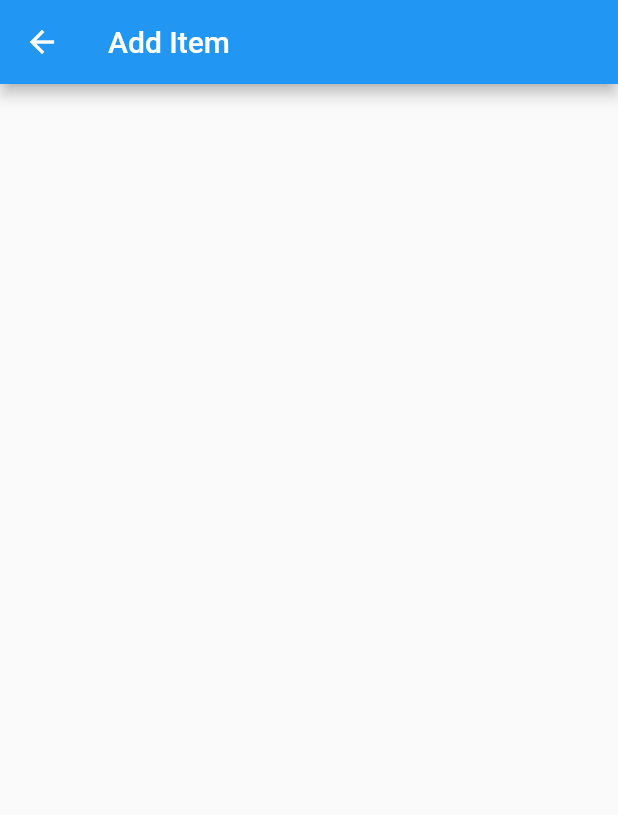
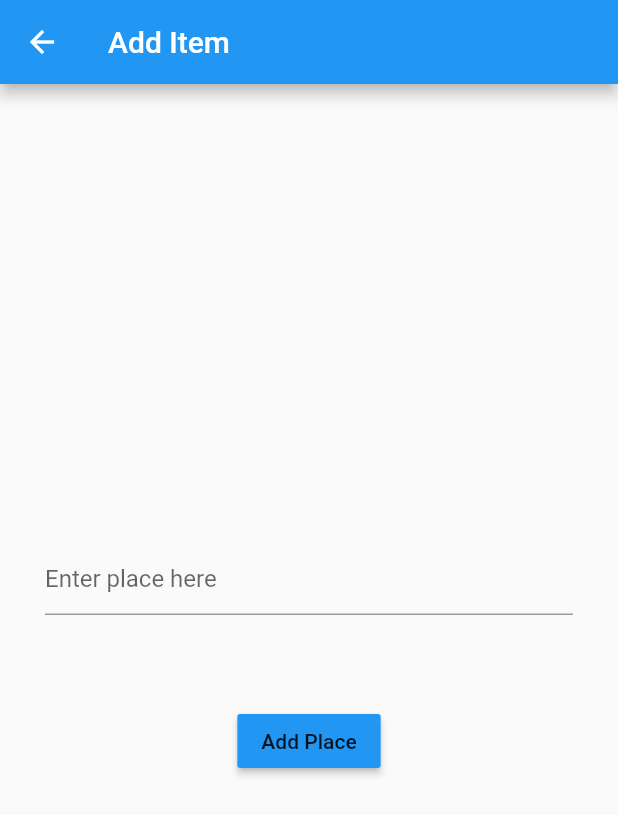
Before and after one commit to ninjawarrior1337/meal_randomizer, a Flutter app: the addPage screen opened by its route, on a phone screen of 412 x 824 dp. Shown: the top 815 px of the screen. Run offline on Flutter 3.47's test engine with Material 2 defaults, Android fonts, the phone set to English and light mode, and no system bars; our stand-ins replace shared_preferences; accounts and stored records are empty.

Commit message:
Added the ability to add more places and reset them

```diff
--- a/lib/main.dart
+++ b/lib/main.dart
@@ -28,7 +28,7 @@ class _MyApp extends State<MyApp> {
 
   _getPreferences() async{
     SharedPreferences prefs = await SharedPreferences.getInstance();
-    if(prefs.getStringList("places") == null)
+    if(prefs.getStringList("places").length == 0)
     {
       places.add("Blaze Pizza");
       places.add("Panda Express");
@@ -39,6 +39,7 @@ class _MyApp extends State<MyApp> {
     }
     else
     {
+      places.clear();
       for (var place in prefs.getStringList("places"))
       {
         places.add(place);
@@ -58,7 +59,7 @@ class _MyApp extends State<MyApp> {
 
   int getRand()
   {
-    return new Random.secure().nextInt(5);
+    return new Random.secure().nextInt(places.length);
   }
 
   void _getPlace(){
--- a/lib/settings/addItem.dart
+++ b/lib/settings/addItem.dart
@@ -1,4 +1,6 @@
 import 'package:flutter/material.dart';
+import 'package:shared_preferences/shared_preferences.dart';
+
 class addPage extends StatefulWidget {
   const addPage({ Key key }) : super(key: key);
 
@@ -7,6 +9,33 @@ class addPage extends StatefulWidget {
 }
 class _addPage extends State<addPage>
 {
+  List<String> _places = new List();
+
+  _addItem(String newItem)
+  {
+    _getPreferences();
+    _places.add(newItem);
+    _setPreferences();
+    Navigator.pop(context);
+    Navigator.pushReplacementNamed(context, "/settings");
+  }
+
+  _getPreferences() async {
+    SharedPreferences prefs = await SharedPreferences.getInstance();
+    for (var place in prefs.getStringList("places"))
+    {
+      _places.add(place);
+    }
+  }
+
+  _setPreferences() async
+  {
+    SharedPreferences prefs = await SharedPreferences.getInstance();
+    prefs.setStringList("places", _places);
+    print(prefs.getStringList("places"));
+  }
+
+  final TextEditingController _controller = new TextEditingController();
   @override
   Widget build(BuildContext context)
   {
@@ -16,7 +45,31 @@ class _addPage extends State<addPage>
       ),
 
       body: new Center(
-
+        child: new Column(
+          mainAxisAlignment: MainAxisAlignment.center,
+          children: <Widget>[
+            new Padding(
+                padding: new EdgeInsets.all(30.0),
+                child: new TextField(
+                  controller: _controller,
+                  decoration: new InputDecoration(
+                      hintText: "Enter place here"
+                ),
+            )
+            ),
+            new Padding(
+              padding: new EdgeInsets.all(30.0),
+              child: new MaterialButton(
+                  onPressed: () {
+                    if(_controller.text != null)
+                      _addItem(_controller.text);
+                  },
+                child: new Text("Add Place"),
+                color: Colors.blue,
+              ),
+            )
+          ],
+        ),
       ),
 
     );
```
Also changed, not shown: lib/settings/settings.dart (+49 -3 lines).
